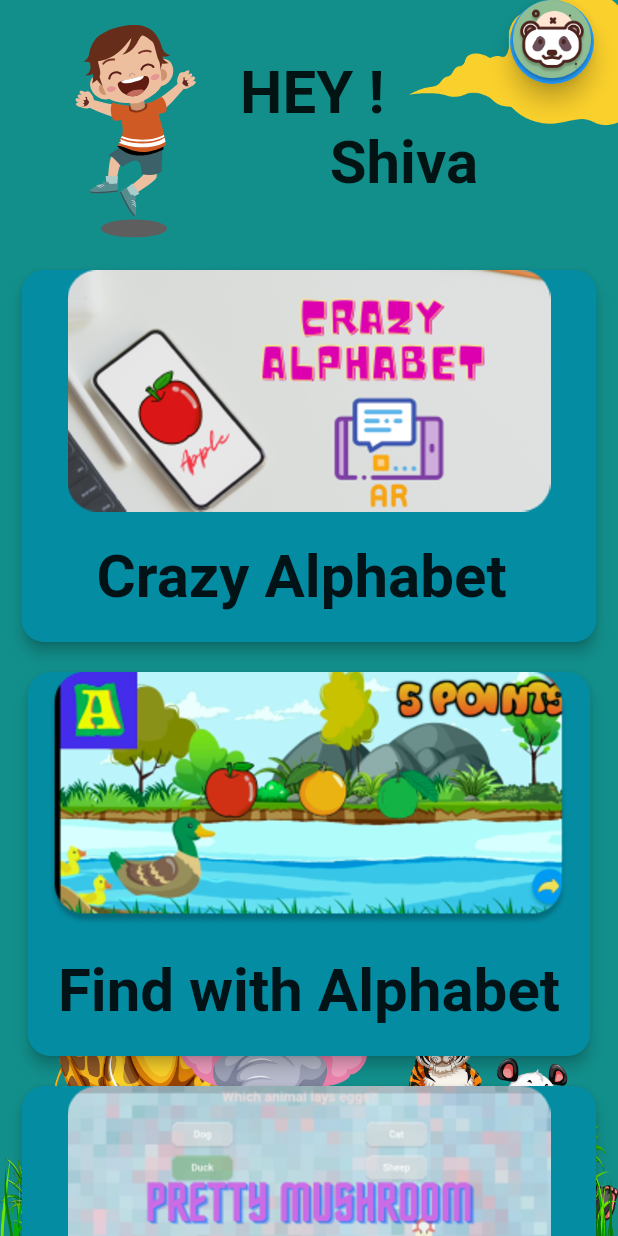
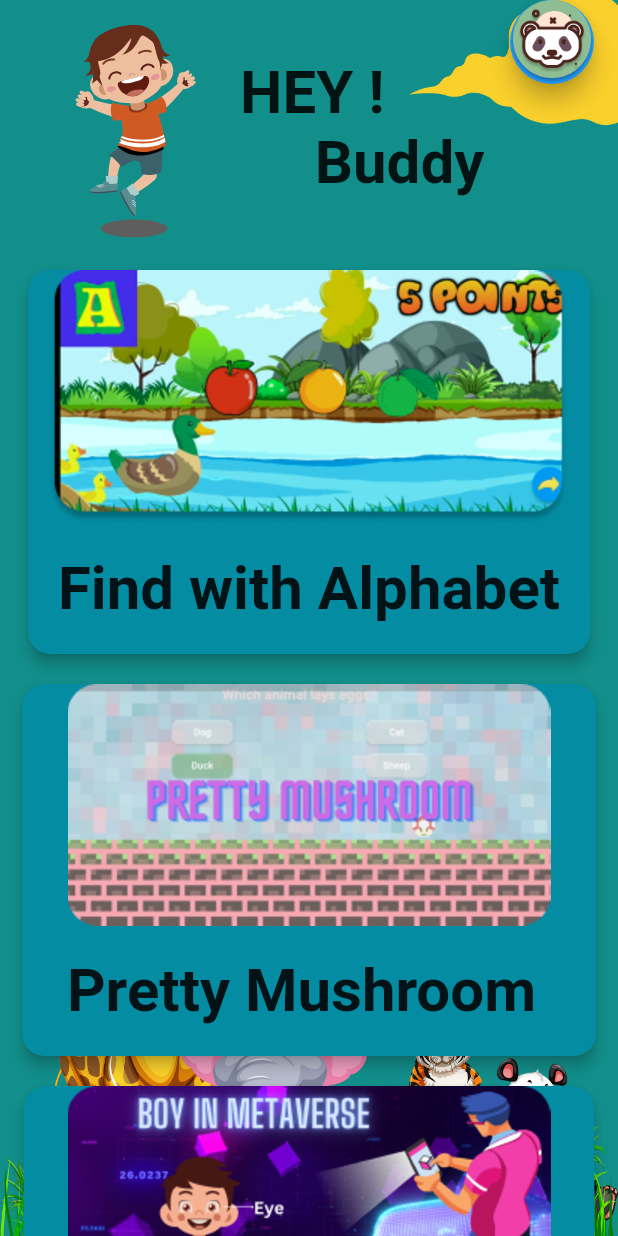
Before and after one commit to shivaAg04/KARA, a Flutter app: the screen it shows once a user with an empty profile is signed in, on a phone screen of 412 x 824 dp. Run offline on Flutter 3.47's test engine with Material 2 defaults, Android fonts, the phone set to English and light mode, and no system bars; our stand-ins replace audioplayers, firebase_auth, firebase_core, flutter_signin_button, flutter_svg, google_fonts and 3 more; accounts and stored records are empty; Roboto replaces fonts that are missing (Acme).

Commit message:
23 april

```diff
--- a/lib/main.dart
+++ b/lib/main.dart
@@ -24,7 +24,7 @@ class MyApp extends StatelessWidget {
   Widget build(BuildContext context) {
     return MaterialApp(
       debugShowCheckedModeBanner: false,
-      title: 'Flutter Demo',
+      title: 'KARA',
       theme: ThemeData(
         // is not restarted.
         primarySwatch: Colors.blue,
--- a/lib/screen/games/findWithAlphabet/mcqGame.dart
+++ b/lib/screen/games/findWithAlphabet/mcqGame.dart
@@ -25,7 +25,7 @@ class _McqGameState extends State<McqGame> {
     _controller = VideoPlayerController.asset('assets/videos/animal.mp4')
       ..initialize().then((_) {
         _controller.play();
-        _controller.setLooping(true);
+        _controller.setLooping(false);
         // Ensure the first frame is shown after the video is initialized
         setState(() {});
       });
--- a/lib/screen/home/home_screen.dart
+++ b/lib/screen/home/home_screen.dart
@@ -1,8 +1,10 @@
+import 'package:flutter/material.dart';
 import 'package:flutter/material.dart';
 import 'package:flutter/services.dart';
 import 'package:google_fonts/google_fonts.dart';
 import 'package:lottie/lottie.dart';
 import 'package:speech_app/screen/games/findWithAlphabet/mcqGame.dart';
+import 'package:speech_app/screen/games/prettyMushroom/homepage.dart';
 import 'package:speech_app/screen/user/profile.dart';
 
 class HomeScreen extends StatefulWidget {
@@ -15,14 +17,15 @@ class HomeScreen extends StatefulWidget {
 class _HomeScreenState extends State<HomeScreen> {
   @override
   void initState() {
-    // TODO: implement initState
-
-    SystemChrome.setEnabledSystemUIMode(SystemUiMode.manual,
-        overlays: [SystemUiOverlay.bottom]);
+    super.initState();
   }
 
   @override
   Widget build(BuildContext context) {
+    // SystemChrome.setPreferredOrientations([
+    //   DeviceOrientation.portraitDown,
+    //   DeviceOrientation.portraitUp,
+    // ]);
     return Scaffold(
       floatingActionButton: FloatingActionButton(
           onPressed: (() {
@@ -61,7 +64,7 @@ class _HomeScreenState extends State<HomeScreen> {
                       ),
                     ),
                     Text(
-                        "HEY ! \n      Shiva",
+                      "HEY ! \n     Buddy ",
                       style: GoogleFonts.acme(
                           fontSize: 40, fontWeight: FontWeight.bold),
                     )
@@ -74,31 +77,7 @@ class _HomeScreenState extends State<HomeScreen> {
                     child: Column(
                       children: [
                         InkWell(
-                            onTap: () {},
-                            child: Card(
-                              color: Color.fromARGB(255, 4, 140, 163),
-                              shape: RoundedRectangleBorder(
-                                  borderRadius: BorderRadius.circular(15)),
-                              elevation: 4,
-                              margin: EdgeInsets.all(10),
-                              child: Column(
-                                children: [
-                                  Image.asset("assets/images/crazyy.png",
-                                      filterQuality: FilterQuality.high),
-                                  Padding(
-                                    padding: EdgeInsets.all(20),
-                                    child: Text(
-                                      "   Crazy Alphabet    ",
-                                      style: GoogleFonts.abhayaLibre(
-                                          fontSize: 40,
-                                          fontWeight: FontWeight.bold),
-                                    ),
-                                  )
-                                ],
-                              ),
-                            ),
-                          ),
-                          InkWell(
+                          splashColor: Colors.yellow,
                           onTap: () {
                             Navigator.push(
                               context,
@@ -131,7 +110,14 @@ class _HomeScreenState extends State<HomeScreen> {
                           ),
                         ),
                         InkWell(
-                            onTap: () {},
+                          onTap: () {
+                            Navigator.push(
+                              context,
+                              MaterialPageRoute(
+                                builder: (context) => MyHomePage(),
+                              ),
+                            );
+                          },
                           child: Card(
                             color: Color.fromARGB(255, 4, 140, 163),
                             shape: RoundedRectangleBorder(
@@ -158,6 +144,7 @@ class _HomeScreenState extends State<HomeScreen> {
                         // name change
 
                         InkWell(
+                          splashColor: Colors.yellow,
                           onTap: () {},
                           child: Card(
                             color: Color.fromARGB(255, 4, 140, 163),
@@ -182,6 +169,56 @@ class _HomeScreenState extends State<HomeScreen> {
                             ),
                           ),
                         ),
+                        InkWell(
+                          onTap: () {},
+                          child: Card(
+                            color: Color.fromARGB(255, 4, 140, 163),
+                            shape: RoundedRectangleBorder(
+                                borderRadius: BorderRadius.circular(15)),
+                            elevation: 4,
+                            margin: EdgeInsets.all(10),
+                            child: Column(
+                              children: [
+                                Image.asset("assets/images/space.png",
+                                    filterQuality: FilterQuality.high),
+                                Padding(
+                                  padding: EdgeInsets.all(20),
+                                  child: Text(
+                                    "       Space in Ar         ",
+                                    style: GoogleFonts.abhayaLibre(
+                                        fontSize: 40,
+                                        fontWeight: FontWeight.bold),
+                                  ),
+                                )
+                              ],
+                            ),
+                          ),
+                        ),
+                        InkWell(
+                          onTap: () {},
+                          child: Card(
+                            color: Color.fromARGB(255, 4, 140, 163),
+                            shape: RoundedRectangleBorder(
+                                borderRadius: BorderRadius.circular(15)),
+                            elevation: 4,
+                            margin: EdgeInsets.all(10),
+                            child: Column(
+                              children: [
+                                Image.asset("assets/images/palphabet.png",
+                                    filterQuality: FilterQuality.high),
+                                Padding(
+                                  padding: EdgeInsets.all(20),
+                                  child: Text(
+                                    "  Play with Alphabet  ",
+                                    style: GoogleFonts.abhayaLibre(
+                                        fontSize: 40,
+                                        fontWeight: FontWeight.bold),
+                                  ),
+                                )
+                              ],
+                            ),
+                          ),
+                        ),
                       ],
                     ),
                   ),
@@ -190,6 +227,7 @@ class _HomeScreenState extends State<HomeScreen> {
             ],
           ),
         ],
-        ));
+      ),
+    );
   }
 }
--- a/pubspec.yaml
+++ b/pubspec.yaml
@@ -47,6 +47,7 @@ dependencies:
   flutter_signin_button: ^2.0.0
   google_sign_in: ^5.4.2
   google_fonts: ^3.0.1
+  flutter_svg: ^1.1.6
 
 dev_dependencies:
   flutter_test:
```
Also changed, not shown: lib/screen/games/prettyMushroom/character.dart (added, +17 -0 lines), lib/screen/games/prettyMushroom/data/dataset.dart (added, +30 -0 lines), lib/screen/games/prettyMushroom/homepage.dart (added, +298 -0 lines), assets/images/brick.png (added), assets/images/character.png (added), assets/images/chick.svg (added), assets/images/coin.png (added), assets/images/dog.jpg (added), assets/images/palphabet.png (added), assets/images/sky.png (added), assets/images/space.png (added), pubspec.lock, 6 other files. Lines whose indentation alone changed are shown as unchanged.
